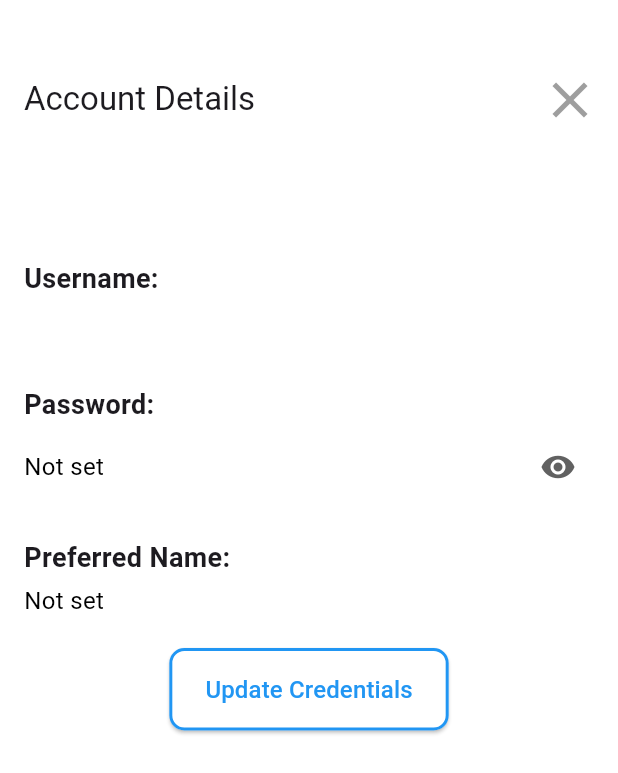
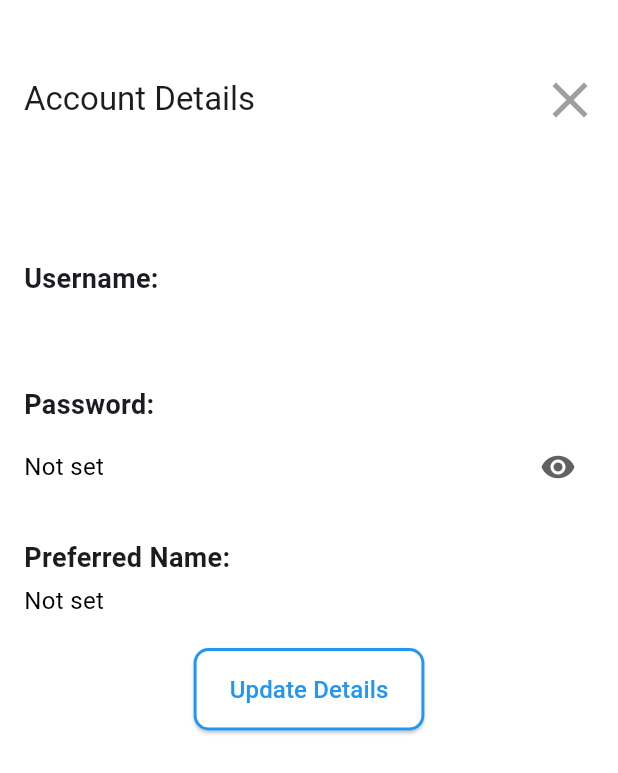
Before and after one commit to anusii/msfatigue, a Flutter app: the PersonalSettings screen opened directly, on a phone screen of 412 x 824 dp. Shown: the top 773 px of the screen. Run offline on Flutter 3.47's test engine with Material 3 defaults, Android fonts, the phone set to English and light mode, and no system bars; our stand-ins replace equatable, flutter_bloc, flutter_markdown, gap, package_info_plus, shared_preferences and 1 more; missing offline and left inert: rdflib, solidpod, window_manager; accounts and stored records are empty.

Commit message:
Fine tuning the wording.

```diff
--- a/lib/questionnaire/welcome_back.dart
+++ b/lib/questionnaire/welcome_back.dart
@@ -202,7 +202,7 @@ class _WelcomeBackScreenState extends State<WelcomeBackScreen> {
                     ),
                     child: Text(
                       hasPartialData
-                          ? 'Survey not submitted yet and can be resumed'
+                          ? 'Partial survey saved. It can be resumed until midnight.'
                           : latestUploadDate.isNotEmpty
                               ? 'Survey last completed: $latestUploadDate'
                               : 'Survey not submitted yet.',
--- a/lib/widgets/drawer/side_drawer.dart
+++ b/lib/widgets/drawer/side_drawer.dart
@@ -95,7 +95,7 @@ class _SideDrawerState extends State<SideDrawer> {
               /// 1) Personal settings.
 
               ListTile(
-                title: const Text('Personal settings'),
+                title: const Text('Account details'),
                 trailing: const Icon(Icons.arrow_forward_ios, size: 16),
                 onTap: () async {
                   Navigator.pop(context);
@@ -112,7 +112,7 @@ class _SideDrawerState extends State<SideDrawer> {
               /// 2) Account details.
 
               ListTile(
-                title: const Text('Account details'),
+                title: const Text('Save location'),
                 trailing: const Icon(Icons.arrow_forward_ios, size: 16),
                 onTap: () async {
                   Navigator.pop(context);
--- a/lib/widgets/page/account_details.dart
+++ b/lib/widgets/page/account_details.dart
@@ -48,7 +48,7 @@ class AccountDetails extends StatelessWidget {
           } else if (snapshot.hasError) {
             return Center(child: Text("Error: ${snapshot.error}"));
           } else if (!snapshot.hasData || snapshot.data!.isEmpty) {
-            return const Center(child: Text("No Pod URI found"));
+            return const Center(child: Text("No save location currently set."));
           }
 
           // Retrieve the Pod URI and derive the current Solid server.
--- a/lib/widgets/page/personal_settings.dart
+++ b/lib/widgets/page/personal_settings.dart
@@ -67,7 +67,7 @@ class _PersonalSettingsState extends State<PersonalSettings> {
         return StatefulBuilder(
           builder: (ctx, setStateDialog) {
             return AlertDialog(
-              title: const Text("Update Credentials"),
+              title: const Text("Update Details"),
               content: SingleChildScrollView(
                 child: Column(
                   mainAxisSize: MainAxisSize.min,
@@ -271,7 +271,7 @@ class _PersonalSettingsState extends State<PersonalSettings> {
                           ),
                         ),
                         child: const Text(
-                          "Clear Credentials",
+                          "Clear Details",
                           style: TextStyle(fontSize: 16, color: Colors.red),
                         ),
                       ),
@@ -292,7 +292,7 @@ class _PersonalSettingsState extends State<PersonalSettings> {
                         ),
                       ),
                       child: const Text(
-                        "Update Credentials",
+                        "Update Details",
                         style: TextStyle(fontSize: 16, color: Colors.blue),
                       ),
                     ),
```
